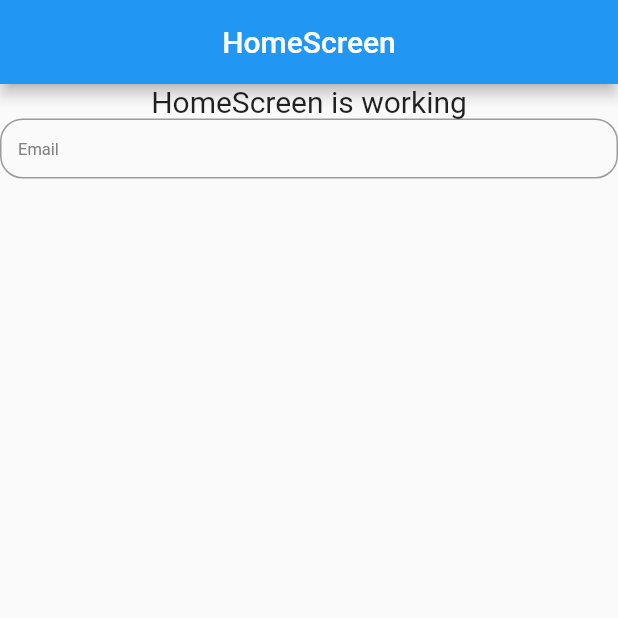
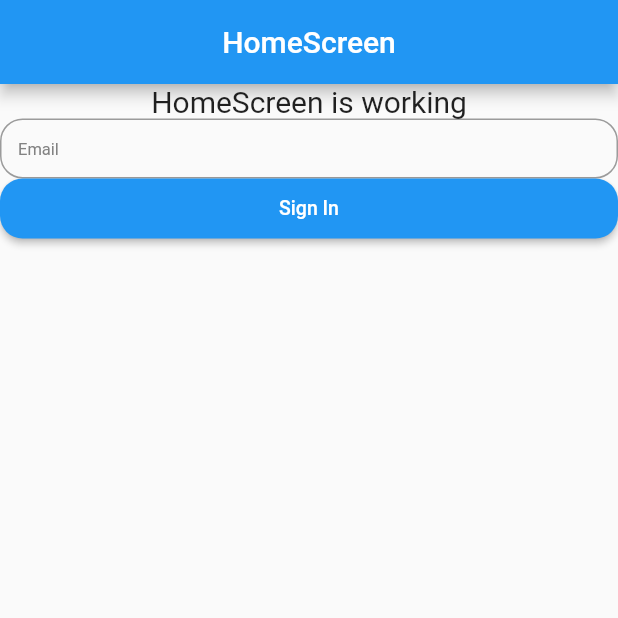
Before and after one commit to congfandi/chatting_app, a Flutter app: the screen it shows after launch, on a phone screen of 412 x 824 dp, the top half of it. Run offline on Flutter 3.47's test engine with Material 2 defaults, Android fonts, the phone set to English and light mode, and no system bars; our stand-ins replace firebase_core, get; accounts and stored records are empty; Roboto replaces fonts that are missing (Poppins).

Commit message:
finish button style

```diff
--- a/lib/presentation/home/home.screen.dart
+++ b/lib/presentation/home/home.screen.dart
@@ -1,3 +1,4 @@
+import 'package:chatting_app/widgets/app_button.dart';
 import 'package:chatting_app/widgets/app_input.dart';
 import 'package:flutter/material.dart';
 
@@ -22,6 +23,7 @@ class HomeScreen extends GetView<HomeController> {
               style: TextStyle(fontSize: 20),
             ),
             AppInput(hint: "Email"),
+            AppButton(text: "Sign In", onPressed: () {}),
           ],
         ),
       ),
--- /dev/null
+++ b/lib/widgets/app_button.dart
@@ -0,0 +1,25 @@
+import 'package:chatting_app/infrastructure/theme/app_font.dart';
+import 'package:flutter/material.dart';
+
+class AppButton extends StatelessWidget {
+  AppButton({super.key, required this.text, this.onPressed, this.width = 500});
+
+  final String text;
+  final Function()? onPressed;
+  double? width;
+  @override
+  Widget build(BuildContext context) {
+    return SizedBox(
+        height: 40,
+        width: width,
+        child: ElevatedButton(
+            onPressed: onPressed,
+            style: ElevatedButton.styleFrom(
+                shape: RoundedRectangleBorder(
+                    borderRadius: BorderRadius.circular(15))),
+            child: Text(
+              text,
+              style: AppFont.label,
+            )));
+  }
+}
```
